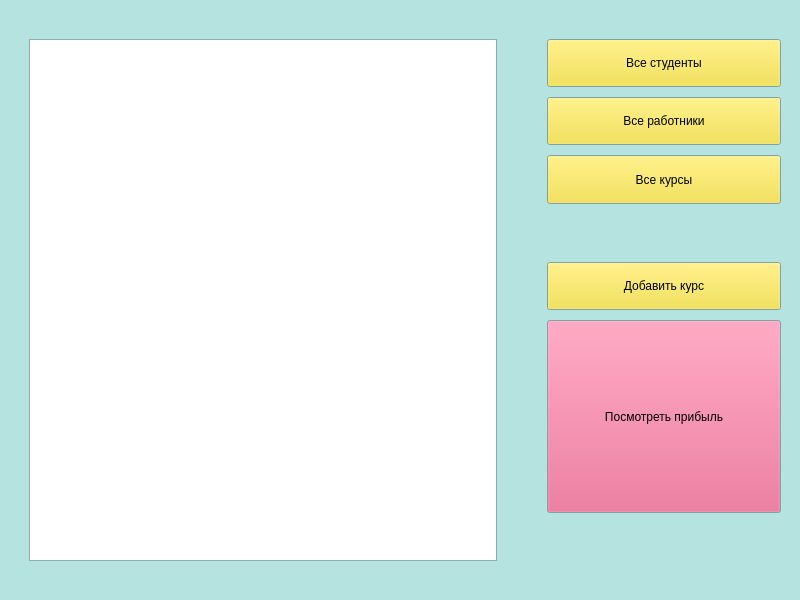
This is administrator.ui in lizlizardplease/school_bmstu as Qt 5 draws it before an edit. The edited form follows.
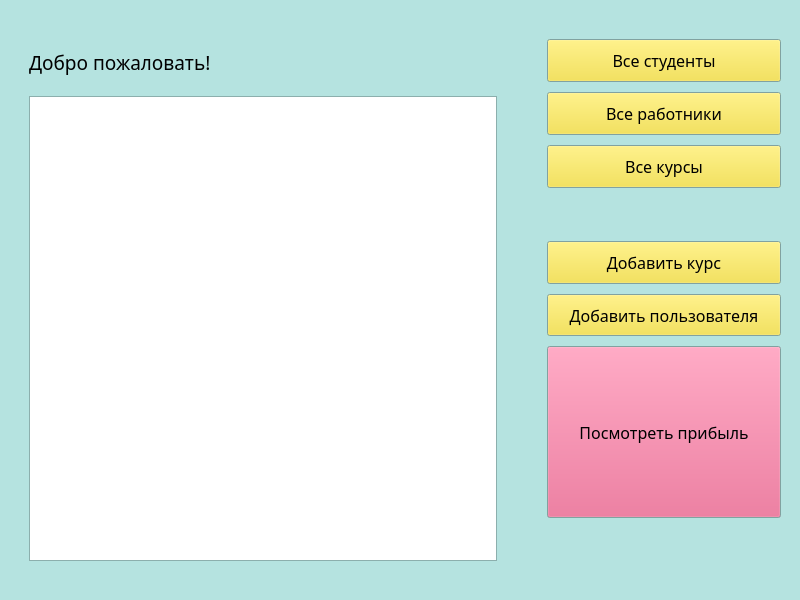
This is the edited form.

What changed in the file:
```diff
--- a/administrator.ui
+++ b/administrator.ui
@@ -169,6 +169,12 @@
      </disabled>
     </palette>
    </property>
+   <property name="font">
+    <font>
+     <family>Sawasdee</family>
+     <pointsize>12</pointsize>
+    </font>
+   </property>
    <layout class="QVBoxLayout" name="verticalLayout_2">
     <item>
      <layout class="QHBoxLayout" name="horizontalLayout" stretch="4,0,2">
@@ -188,14 +194,117 @@
        <number>30</number>
       </property>
       <item>
-       <widget class="QTableView" name="tableView">
-        <property name="sizePolicy">
-         <sizepolicy hsizetype="MinimumExpanding" vsizetype="MinimumExpanding">
-          <horstretch>0</horstretch>
-          <verstretch>0</verstretch>
-         </sizepolicy>
-        </property>
-       </widget>
+       <layout class="QVBoxLayout" name="verticalLayout_5" stretch="1,10">
+        <item>
+         <widget class="QLabel" name="label">
+          <property name="palette">
+           <palette>
+            <active>
+             <colorrole role="WindowText">
+              <brush brushstyle="SolidPattern">
+               <color alpha="255">
+                <red>0</red>
+                <green>0</green>
+                <blue>0</blue>
+               </color>
+              </brush>
+             </colorrole>
+             <colorrole role="Text">
+              <brush brushstyle="SolidPattern">
+               <color alpha="255">
+                <red>227</red>
+                <green>89</green>
+                <blue>132</blue>
+               </color>
+              </brush>
+             </colorrole>
+             <colorrole role="PlaceholderText">
+              <brush brushstyle="SolidPattern">
+               <color alpha="128">
+                <red>227</red>
+                <green>89</green>
+                <blue>132</blue>
+               </color>
+              </brush>
+             </colorrole>
+            </active>
+            <inactive>
+             <colorrole role="WindowText">
+              <brush brushstyle="SolidPattern">
+               <color alpha="255">
+                <red>0</red>
+                <green>0</green>
+                <blue>0</blue>
+               </color>
+              </brush>
+             </colorrole>
+             <colorrole role="Text">
+              <brush brushstyle="SolidPattern">
+               <color alpha="255">
+                <red>227</red>
+                <green>89</green>
+                <blue>132</blue>
+               </color>
+              </brush>
+             </colorrole>
+             <colorrole role="PlaceholderText">
+              <brush brushstyle="SolidPattern">
+               <color alpha="128">
+                <red>227</red>
+                <green>89</green>
+                <blue>132</blue>
+               </color>
+              </brush>
+             </colorrole>
+            </inactive>
+            <disabled>
+             <colorrole role="WindowText">
+              <brush brushstyle="SolidPattern">
+               <color alpha="255">
+                <red>190</red>
+                <green>190</green>
+                <blue>190</blue>
+               </color>
+              </brush>
+             </colorrole>
+             <colorrole role="Text">
+              <brush brushstyle="SolidPattern">
+               <color alpha="255">
+                <red>190</red>
+                <green>190</green>
+                <blue>190</blue>
+               </color>
+              </brush>
+             </colorrole>
+             <colorrole role="PlaceholderText">
+              <brush brushstyle="SolidPattern">
+               <color alpha="128">
+                <red>0</red>
+                <green>0</green>
+                <blue>0</blue>
+               </color>
+              </brush>
+             </colorrole>
+            </disabled>
+           </palette>
+          </property>
+          <property name="font">
+           <font>
+            <family>Sawasdee</family>
+            <pointsize>14</pointsize>
+            <italic>false</italic>
+            <underline>false</underline>
+           </font>
+          </property>
+          <property name="text">
+           <string>Добро пожаловать!</string>
+          </property>
+         </widget>
+        </item>
+        <item>
+         <widget class="QTableView" name="tableView"/>
+        </item>
+       </layout>
       </item>
       <item>
        <spacer name="horizontalSpacer">
@@ -211,7 +320,7 @@
        </spacer>
       </item>
       <item>
-       <layout class="QVBoxLayout" name="verticalLayout" stretch="1,1,1,1,1,4,1">
+       <layout class="QVBoxLayout" name="verticalLayout" stretch="1,1,1,1,1,1,4,1">
         <item>
          <widget class="QPushButton" name="students">
           <property name="sizePolicy">
@@ -277,6 +386,19 @@
           </property>
          </widget>
         </item>
+        <item>
+         <widget class="QPushButton" name="pushButton_2">
+          <property name="sizePolicy">
+           <sizepolicy hsizetype="Minimum" vsizetype="Expanding">
+            <horstretch>0</horstretch>
+            <verstretch>0</verstretch>
+           </sizepolicy>
+          </property>
+          <property name="text">
+           <string>Добавить пользователя</string>
+          </property>
+         </widget>
+        </item>
         <item>
          <widget class="QPushButton" name="cash">
           <property name="sizePolicy">
```
